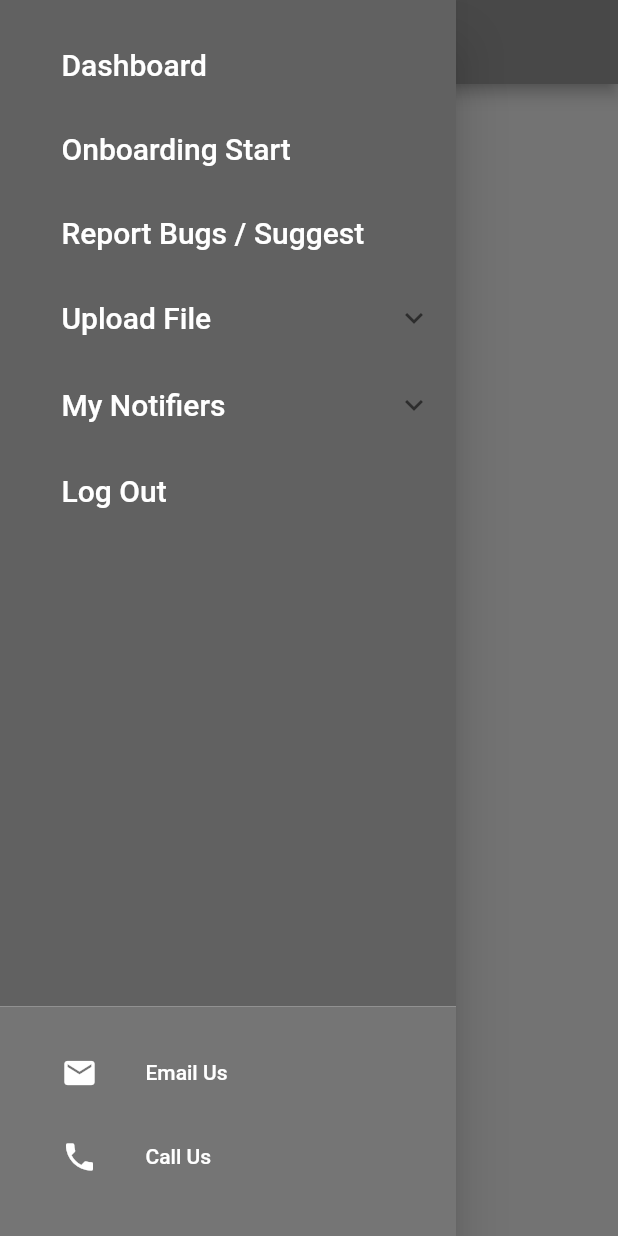
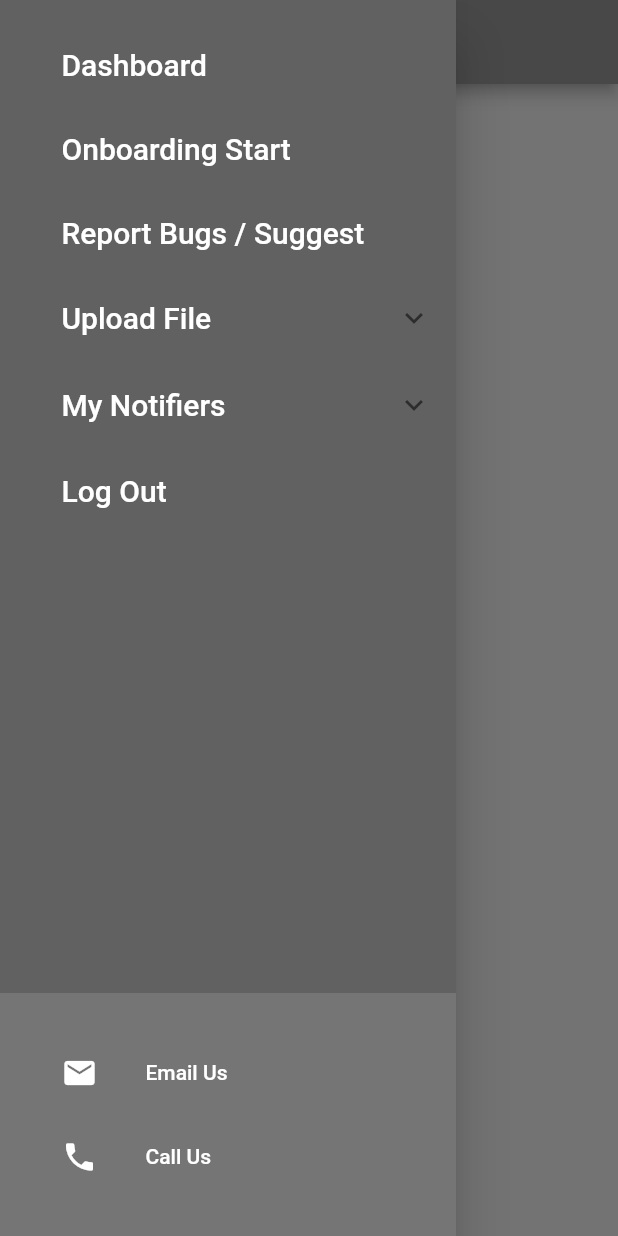
Before and after one commit to rkarish/LifeSafe, a Flutter app: the Dashboard screen opened directly, with the side drawer open, on a phone screen of 412 x 824 dp. Run offline on Flutter 3.47's test engine with Material 2 defaults, Android fonts, the phone set to English and light mode, and no system bars.

Commit message:
removed an extra Align and changed sign up text to blue

```diff
--- a/lib/dashboard.dart
+++ b/lib/dashboard.dart
@@ -40,17 +40,15 @@ class Dashboard extends StatelessWidget {
       Container(
         color: Colors.grey[600],
         padding: EdgeInsets.only(
+          top: 25.0,
           bottom: 25.0,
           left: 25.0,
         ),
         child: Align(
           alignment: FractionalOffset.bottomLeft,
           child: Container(
-            child: Align(
-              alignment: Alignment.bottomLeft,
-              child: Column(
-                children: _buildBottomMenuSelections(),
-              ),
+            child: Column(
+              children: _buildBottomMenuSelections(),
             ),
           ),
         ),
@@ -218,7 +216,6 @@ class Dashboard extends StatelessWidget {
 
   List<Widget> _buildBottomMenuSelections() {
     return [
-      Divider(),
       ListTile(
         onTap: () {
           print('Email Us pressed.\n');
--- a/lib/login.dart
+++ b/lib/login.dart
@@ -111,6 +111,7 @@ class Login extends StatelessWidget {
                       style: TextStyle(
                         fontSize: 18.0,
                         fontWeight: FontWeight.bold,
+                        color: Colors.blueAccent,
                       ),
                     ),
                   ),
```
